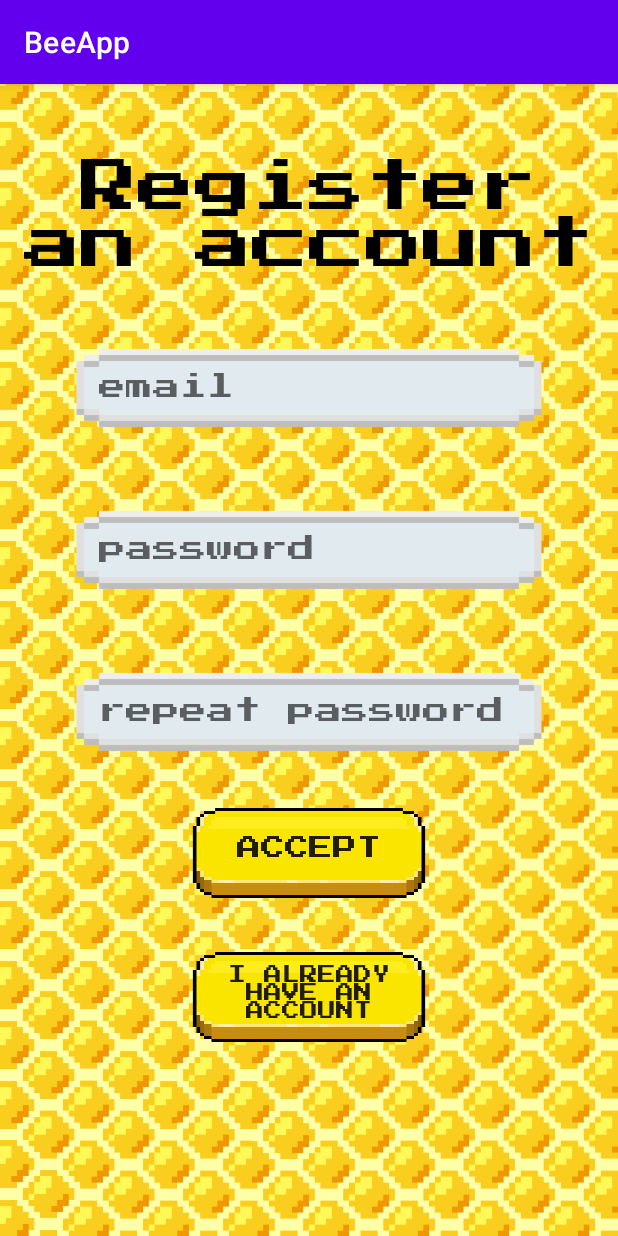
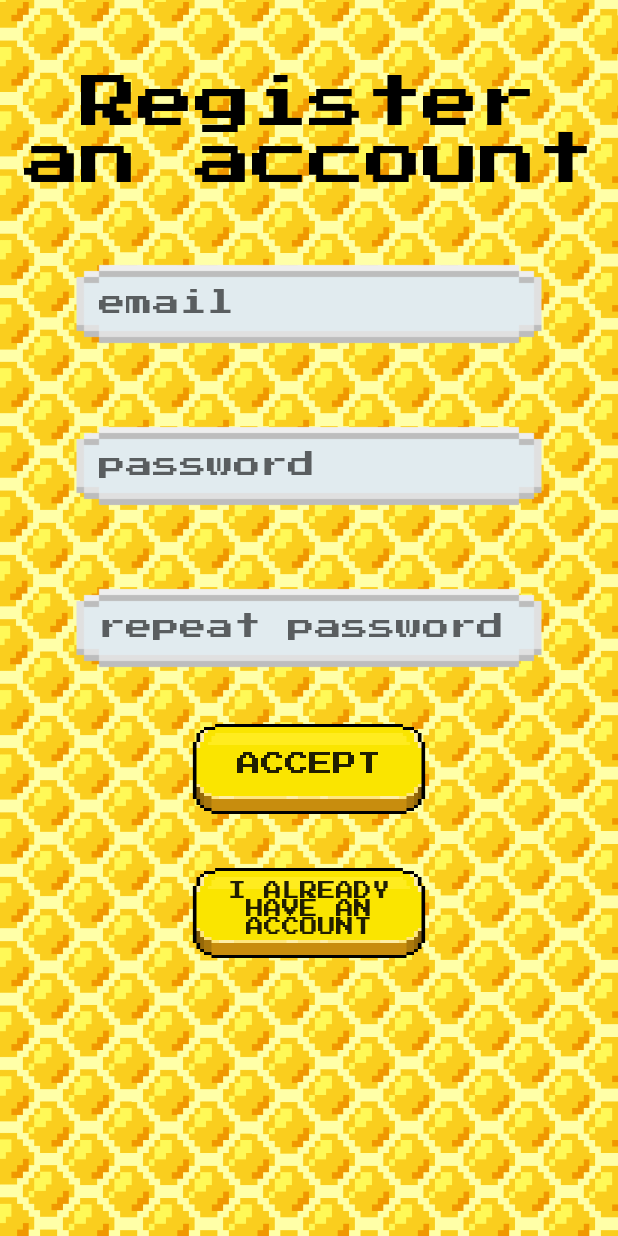
Before and after one commit to apizarroso1/BeeApp, an Android app: the RegisterActivity screen opened directly, with no data from a screen before it, on a phone screen of 412 x 824 dp. Run offline under Robolectric (Android 15) with nearby library versions, the phone set to English and light mode, and no system bars; our stand-ins replace Firebase (no records; nobody signed in at launch, a user with empty details on screens opened directly).

Commit message:
Adiós barra de arriba + color amarillo barra notificaciones

```diff
--- a/app/src/main/java/com/example/beeapp/LoginActivity.kt
+++ b/app/src/main/java/com/example/beeapp/LoginActivity.kt
@@ -42,6 +42,7 @@ class LoginActivity : AppCompatActivity() {
         loginGoRegisterButton.setOnClickListener {
             startActivity(Intent(this, RegisterActivity::class.java))
             finish()
+
         }
 
     }
--- a/app/src/main/java/com/example/beeapp/RegisterActivity.kt
+++ b/app/src/main/java/com/example/beeapp/RegisterActivity.kt
@@ -44,6 +44,12 @@ class RegisterActivity : AppCompatActivity() {
                 ).show()
             }
         }
+
+        registerGoLoginButton.setOnClickListener{
+            startActivity(Intent(this, LoginActivity::class.java))
+            finish()
+
+        }
     }
 
     private fun register(email: String, password: String) {
--- a/app/src/main/res/values/colors.xml
+++ b/app/src/main/res/values/colors.xml
@@ -7,4 +7,6 @@
     <color name="teal_700">#FF018786</color>
     <color name="black">#FF000000</color>
     <color name="white">#FFFFFFFF</color>
+    <color name="yellow">#FAE500</color>
+    <color name="honey">#FACE1E</color>
 </resources>
--- a/app/src/main/res/values/themes.xml
+++ b/app/src/main/res/values/themes.xml
@@ -2,9 +2,9 @@
     <!-- Base application theme. -->
     <style name="Theme.BeeApp" parent="Theme.MaterialComponents.DayNight.DarkActionBar">
         <!-- Primary brand color. -->
-        <item name="colorPrimary">@color/purple_500</item>
-        <item name="colorPrimaryVariant">@color/purple_700</item>
-        <item name="colorOnPrimary">@color/white</item>
+        <item name="colorPrimary">@color/honey</item>
+        <item name="colorPrimaryVariant">@color/yellow</item>
+        <item name="colorOnPrimary">@color/black</item>
         <!-- Secondary brand color. -->
         <item name="colorSecondary">@color/teal_200</item>
         <item name="colorSecondaryVariant">@color/teal_700</item>
@@ -12,5 +12,7 @@
         <!-- Status bar color. -->
         <item name="android:statusBarColor" tools:targetApi="l">?attr/colorPrimaryVariant</item>
         <!-- Customize your theme here. -->
+        <item name="windowActionBar">false</item>
+        <item name="windowNoTitle">true</item>
     </style>
 </resources>
```
